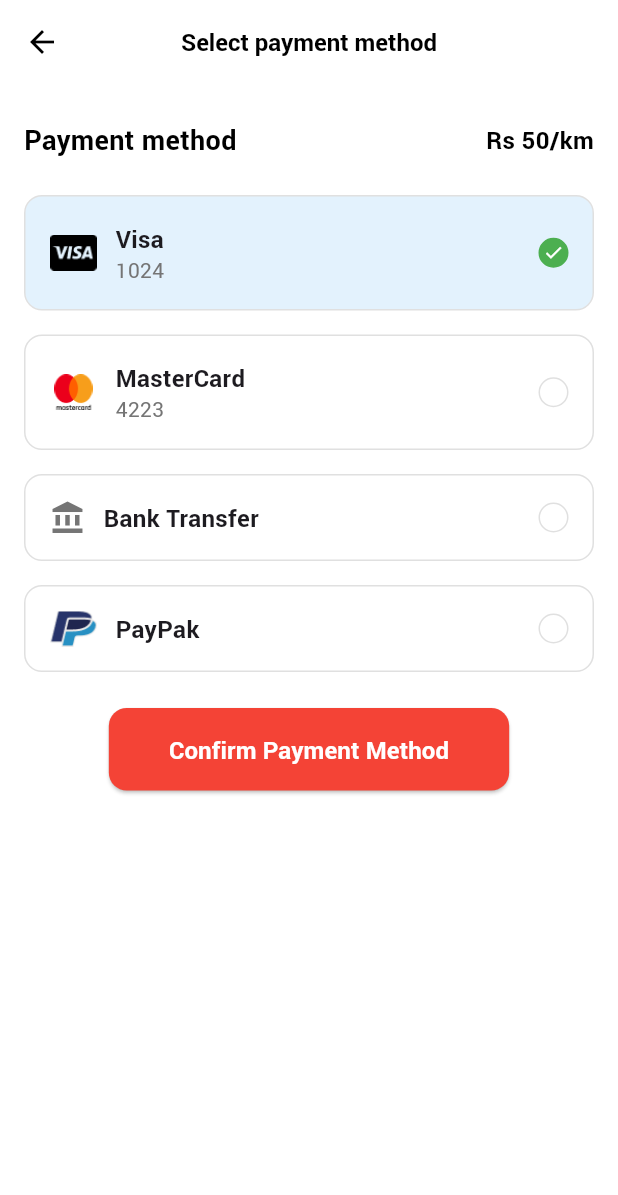
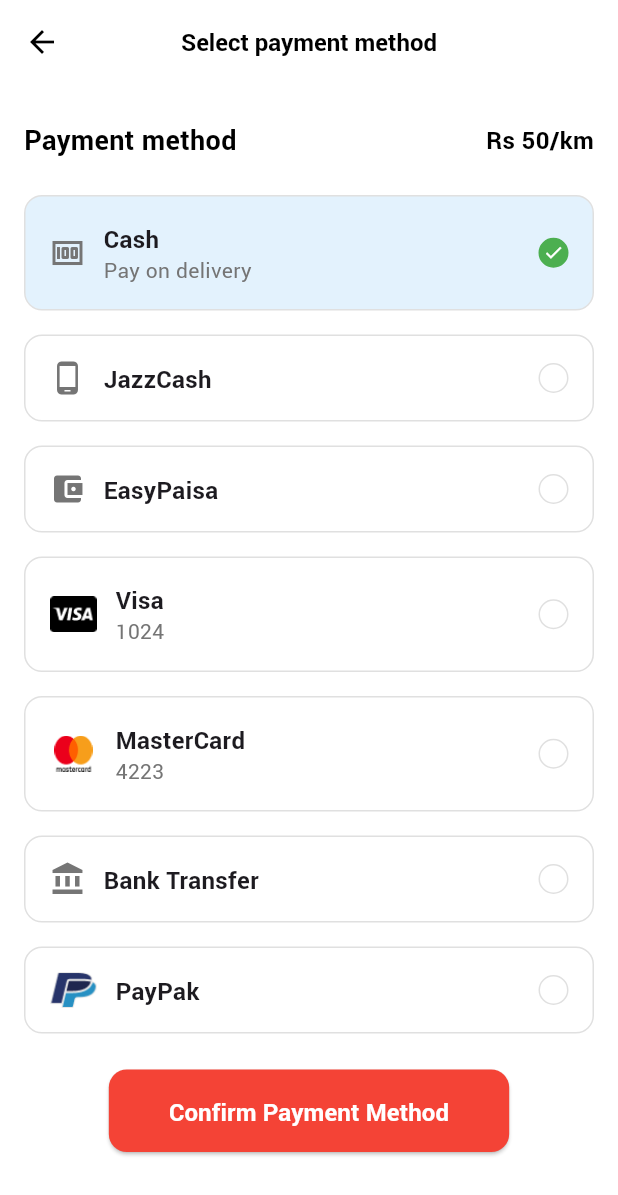
Before and after one commit to jhonrobert807-beep/rsq-mobile, a Flutter app: the SelectPaymentMethodScreen screen opened by its route, on a phone screen of 412 x 824 dp. Shown: the top 1195 px of the screen. Run offline on Flutter 3.47's test engine with Material 3 defaults, Android fonts, the phone set to English and light mode, and no system bars; our stand-ins replace dio, flutter_map, flutter_secure_storage, geolocator, google_sign_in, latlong2 and 1 more; accounts and stored records are empty.

Commit message:
feat: add Cash/JazzCash/EasyPaisa to booking payment selector, pre-select on Pay Now
- select_payment_method_screen: adds Cash (pay on delivery), JazzCash, EasyPaisa
  as top options; saves chosen label to RideProvider before booking
- payment_screen: reads RideProvider.selectedPaymentMethod on open and
  pre-selects matching method so user doesn't choose twice; also syncs
  method list to match booking screen options

```diff
--- a/lib/screens/select_payment_method_screen.dart
+++ b/lib/screens/select_payment_method_screen.dart
@@ -21,10 +21,13 @@
   bool _initialized = false;
 
   static const _paymentMethods = [
-    {'label': 'Visa', 'detail': '1024', 'asset': 'assets/images/visa.png', 'method': 'CARD'},
-    {'label': 'MasterCard', 'detail': '4223', 'asset': 'assets/images/mastercard.png', 'method': 'CARD'},
-    {'label': 'Bank Transfer', 'detail': '', 'asset': null, 'method': 'WALLET'},
-    {'label': 'PayPak', 'detail': '', 'asset': 'assets/images/paypak.png', 'method': 'CASH'},
+    {'label': 'Cash', 'detail': 'Pay on delivery', 'asset': null, 'method': 'CASH', 'icon': Icons.money},
+    {'label': 'JazzCash', 'detail': '', 'asset': null, 'method': 'WALLET', 'icon': Icons.phone_android},
+    {'label': 'EasyPaisa', 'detail': '', 'asset': null, 'method': 'WALLET', 'icon': Icons.account_balance_wallet},
+    {'label': 'Visa', 'detail': '1024', 'asset': 'assets/images/visa.png', 'method': 'CARD', 'icon': null},
+    {'label': 'MasterCard', 'detail': '4223', 'asset': 'assets/images/mastercard.png', 'method': 'CARD', 'icon': null},
+    {'label': 'Bank Transfer', 'detail': '', 'asset': null, 'method': 'WALLET', 'icon': Icons.account_balance},
+    {'label': 'PayPak', 'detail': '', 'asset': 'assets/images/paypak.png', 'method': 'CASH', 'icon': null},
   ];
 
   @override
@@ -44,6 +47,9 @@
   }
 
   Future<void> _book() async {
+    final selectedLabel = _paymentMethods[_selectedPayment]['label'] as String;
+    context.read<RideProvider>().setPaymentMethod(selectedLabel);
+
     final error = await context.read<RideProvider>().createRide(
       ambulanceType: _ambulanceType,
       pickupLat: _pickupLat,
@@ -119,8 +125,8 @@
                       child: Row(
                         children: [
                           pm['asset'] != null
-                              ? Image.asset(pm['asset']!, width: 32, height: 24)
-                              : Icon(Icons.account_balance, color: Colors.grey[600], size: 24),
+                              ? Image.asset(pm['asset']! as String, width: 32, height: 24)
+                              : Icon(pm['icon'] as IconData? ?? Icons.payment, color: Colors.grey[600], size: 24),
                           const SizedBox(width: 12),
                           Expanded(
                             child: Column(
```
Also changed, not shown: lib/screens/payment/payment_screen.dart (+18 -0 lines).
